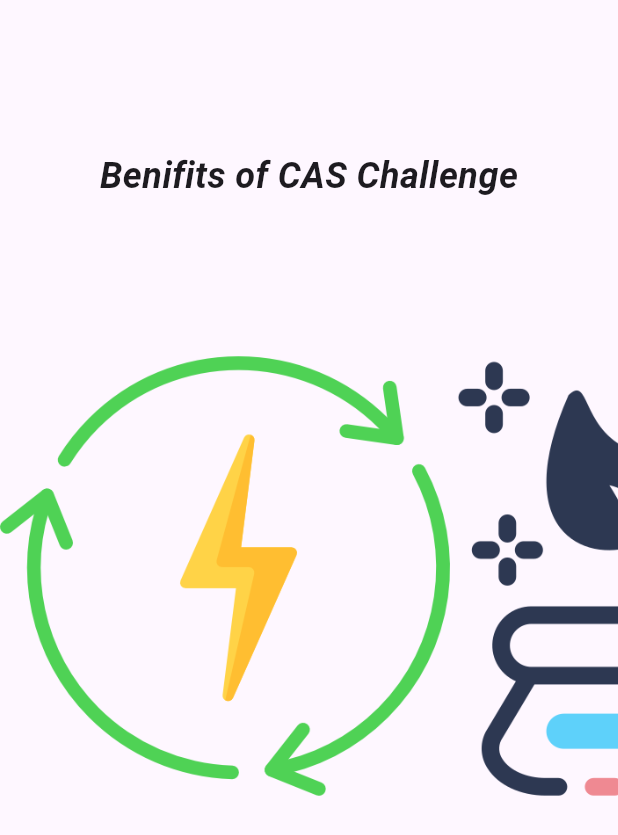
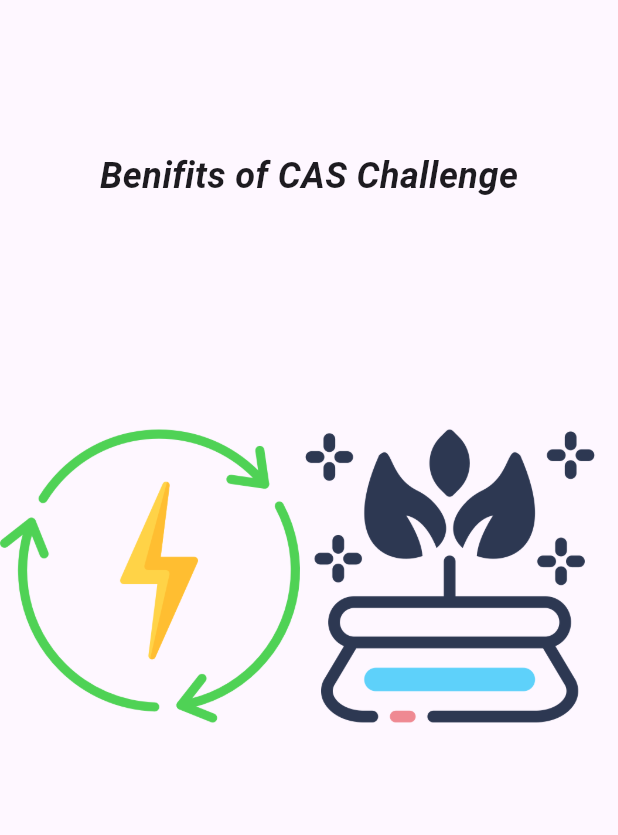
Before and after one commit to TalelMejri/mobile_cas, a Flutter app: the StepFour widget shown alone on an empty page, opened directly, on a phone screen of 412 x 824 dp. Shown: the top 835 px of the screen. Run offline on Flutter 3.47's test engine with Material 3 defaults, Android fonts, the phone set to English and light mode, and no system bars; our stand-ins replace curved_navigation_bar.

Commit message:
fix width

```diff
--- a/lib/Screens/Steps/StepFour.dart
+++ b/lib/Screens/Steps/StepFour.dart
@@ -36,7 +36,7 @@ class _StepFourState extends State<StepFour> {
             scrollDirection: Axis.horizontal,
             itemBuilder: (context, index) {
               var image = images[index];
-              return Image.asset(image, width: 300);
+              return Image.asset(image, width: 200);
             },
           ),
         ),
```
